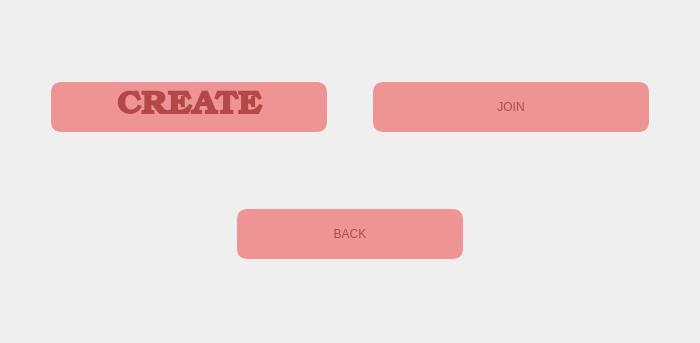
Old version of the form MATFWars/warchoose.ui in the repository Divljo31/MATFWars.
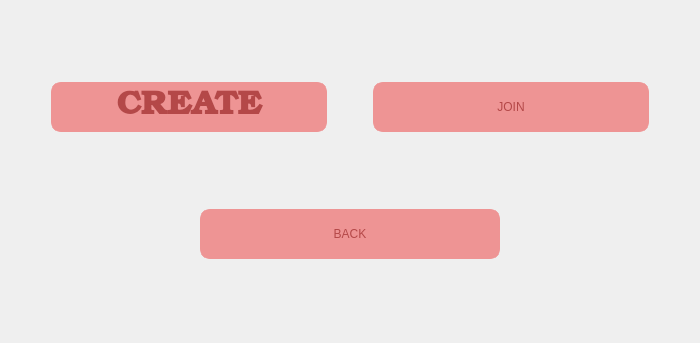
New version of the form. Icons and pictures are not drawn.

Patch:
```diff
--- a/MATFWars/warchoose.ui
+++ b/MATFWars/warchoose.ui
@@ -169,6 +169,9 @@
        <property name="orientation">
         <enum>Qt::Horizontal</enum>
        </property>
+       <property name="sizeType">
+        <enum>QSizePolicy::Fixed</enum>
+       </property>
        <property name="sizeHint" stdset="0">
         <size>
          <width>40</width>
@@ -180,7 +183,7 @@
      <item>
       <widget class="QPushButton" name="back_choose_button">
        <property name="sizePolicy">
-        <sizepolicy hsizetype="Expanding" vsizetype="Fixed">
+        <sizepolicy hsizetype="Expanding" vsizetype="Expanding">
          <horstretch>0</horstretch>
          <verstretch>0</verstretch>
         </sizepolicy>
@@ -215,6 +218,9 @@
        <property name="orientation">
         <enum>Qt::Horizontal</enum>
        </property>
+       <property name="sizeType">
+        <enum>QSizePolicy::Fixed</enum>
+       </property>
        <property name="sizeHint" stdset="0">
         <size>
          <width>40</width>
```
